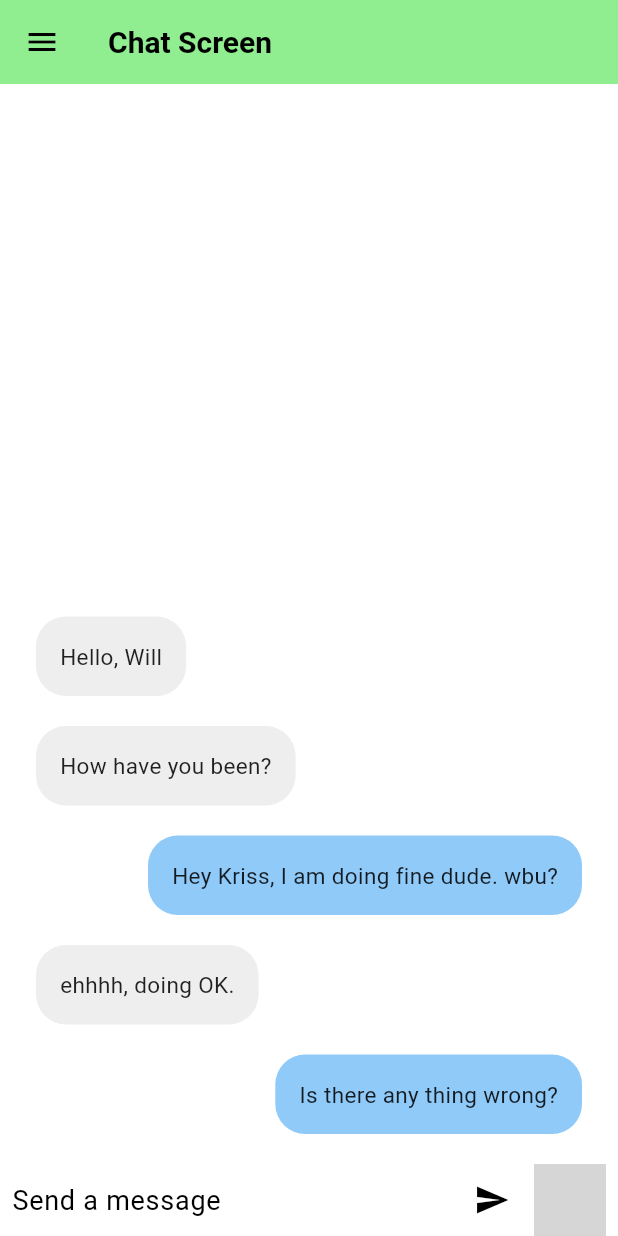
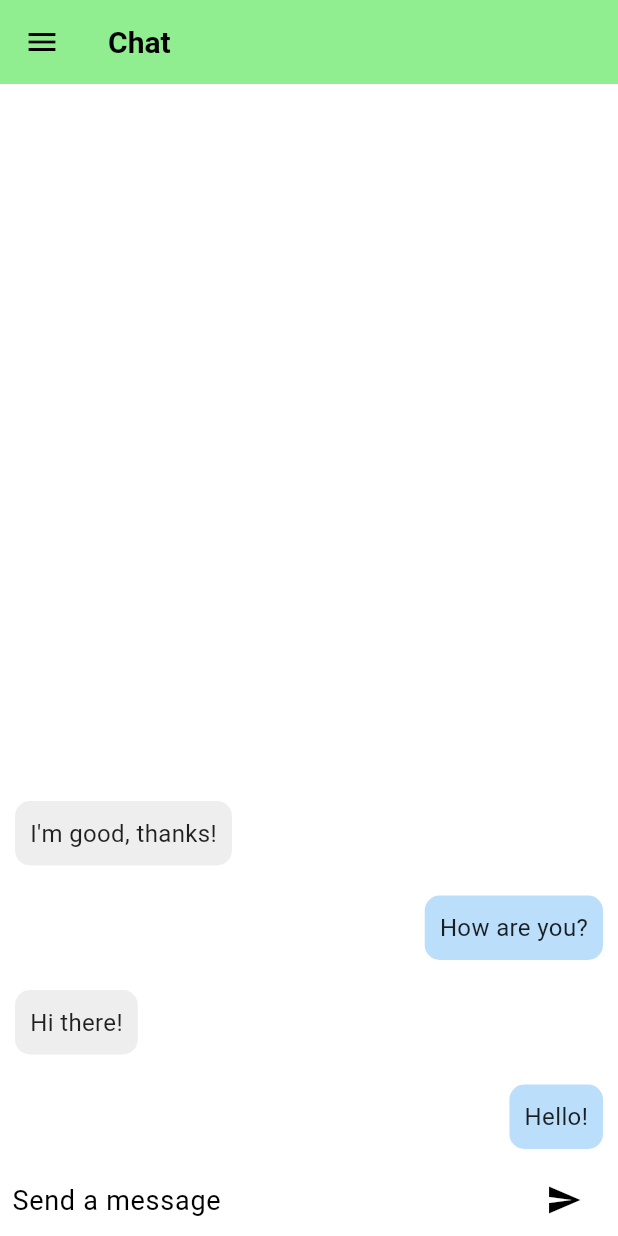
Before and after one commit to Akashs-777/fitness, a Flutter app: the ChatScreen screen opened directly, on a phone screen of 412 x 824 dp. Run offline on Flutter 3.47's test engine with Material 3 defaults, Android fonts, the phone set to English and light mode, and no system bars; our stand-ins replace flutter_gemini, shared_preferences; accounts and stored records are empty; grey boxes are pictures that could not be loaded.

```diff
--- /dev/null
+++ b/devtools_options.yaml
@@ -0,0 +1,3 @@
+description: This file stores settings for Dart & Flutter DevTools.
+documentation: https://docs.flutter.dev/tools/devtools/extensions#configure-extension-enablement-states
+extensions:
--- a/lib/screens/Forgot_Password_screen.dart
+++ b/lib/screens/Forgot_Password_screen.dart
@@ -1,7 +1,7 @@
 import 'package:flutter/material.dart';
 
 class ForgotPasswordScreen extends StatefulWidget {
-  const ForgotPasswordScreen({Key? key}) : super(key: key);
+  const ForgotPasswordScreen({super.key});
 
   @override
   _ForgotPasswordScreenState createState() => _ForgotPasswordScreenState();
--- a/lib/screens/chat_screen.dart
+++ b/lib/screens/chat_screen.dart
@@ -1,85 +1,63 @@
+// Suggested code may be subject to a license. Learn more: ~LicenseLog:1975390785.
+// Suggested code may be subject to a license. Learn more: ~LicenseLog:764376108.
+// Suggested code may be subject to a license. Learn more: ~LicenseLog:1164116620.
+
 import 'package:flutter/material.dart';
-import 'dart:math' as math;
-
 
 class ChatScreen extends StatefulWidget {
+  const ChatScreen({Key? key}) : super(key: key);
+
   @override
-  _ChatScreenState createState() => _ChatScreenState();
+  State<ChatScreen> createState() => _ChatScreenState();
 }
 
 class _ChatScreenState extends State<ChatScreen> {
   final List<ChatMessage> _messages = [
-    ChatMessage(
-      messageContent: "Hello, Will",
-      messageType: "receiver",
-    ),
-    ChatMessage(
-      messageContent: "How have you been?",
-      messageType: "receiver",
-    ),
-    ChatMessage(
-        messageContent: "Hey Kriss, I am doing fine dude. wbu?",
-        messageType: "sender"),
-    ChatMessage(
-        messageContent: "ehhhh, doing OK.", messageType: "receiver"),
-    ChatMessage(
-        messageContent: "Is there any thing wrong?", messageType: "sender"),
+    ChatMessage(text: "Hello!", sender: "user"),
+    ChatMessage(text: "Hi there!", sender: "sender"),
+    ChatMessage(text: "How are you?", sender: "user"),
+    ChatMessage(text: "I'm good, thanks!", sender: "sender"),
   ];
 
-  final TextEditingController _messageController = TextEditingController();
+  final TextEditingController _textController = TextEditingController();
 
   void _handleSubmitted(String text) {
-    _messageController.clear();
+    _textController.clear();
     setState(() {
-      _messages.add(ChatMessage(messageContent: text, messageType: "sender"));
+      _messages.insert(0, ChatMessage(text: text, sender: "user"));
     });
   }
 
   @override
   Widget build(BuildContext context) {
     return Scaffold(
+      appBar: AppBar(title: const Text('Chat')),
       drawer: Drawer(
+        backgroundColor: Theme.of(context).primaryColor,
         child: ListView(
           padding: EdgeInsets.zero,
           children: <Widget>[
-             DrawerHeader(
-              decoration: BoxDecoration(
-                  color: Theme.of(context).colorScheme.primary
-              ),
+            DrawerHeader(
+              decoration: BoxDecoration(color: Theme.of(context).primaryColor),
               child: Text(
-                'Navigation Drawer',
-                style: TextStyle(
-                  color: Colors.white,
-                  fontSize: 24,
-                ),
+                'Options',
+                style: TextStyle(color: Colors.white, fontSize: 24),
               ),
             ),
-            ListTile(
-              leading: Icon(Icons.person),
-              title: const Text('Profile'), onTap: () {}),
-            ListTile(
-              leading: Icon(Icons.food_bank),
-              title: const Text('Supplements'), onTap: () {}),
-            ListTile(
-              leading: Icon(Icons.fitness_center),
-              title: const Text('Exercise'), onTap: () {}),
+            ListTile(title: const Text('Mood Logging'), onTap: () {}),
+            ListTile(title: const Text('Journaling'), onTap: () {}),
+            ListTile(title: const Text('Log Out'), onTap: () {}),
           ],
         ),
       ),
-      appBar: AppBar(
-        title: const Text("Chat Screen"),
-      ),
       body: Column(
-        children: <Widget>[
+        children: [
           Expanded(
             child: ListView.builder(
               reverse: true,
-              padding: const EdgeInsets.all(10.0),
               itemCount: _messages.length,
-              itemBuilder: (context, index) {
-                final reversedIndex = _messages.length - 1 - index;
-                return ChatBubble(message: _messages[reversedIndex]);
-              },
+              itemBuilder:
+                  (context, index) => ChatBubble(message: _messages[index]),
             ),
           ),
           _buildTextComposer(),
@@ -92,105 +70,61 @@ class _ChatScreenState extends State<ChatScreen> {
     return Container(
       margin: const EdgeInsets.symmetric(horizontal: 8.0),
       child: Row(
-        children: <Widget>[
+        children: [
           Flexible(
             child: TextField(
-              controller: _messageController,
+              controller: _textController,
               onSubmitted: _handleSubmitted,
-              decoration:
-                  const InputDecoration.collapsed(hintText: "Send a message"),
+              decoration: const InputDecoration.collapsed(
+                hintText: 'Send a message',
+              ),
             ),
           ),
           Container(
             margin: const EdgeInsets.symmetric(horizontal: 4.0),
             child: IconButton(
-                icon: const Icon(Icons.send),
-              onPressed: () => _handleSubmitted(_messageController.text),
-              hoverColor: Colors.blue[100],
-              splashColor: Colors.blue[200],
-
+              icon: const Icon(Icons.send),
+              onPressed: () => _handleSubmitted(_textController.text),
             ),
           ),
-          const Symbol(),
         ],
-      ),
-    );
-  }
-}
-class Symbol extends StatefulWidget {
-  const Symbol({Key? key}) : super(key: key);
-  @override
-  _SymbolState createState() => _SymbolState();
-}
-class _SymbolState extends State<Symbol> with SingleTickerProviderStateMixin {
-  late AnimationController _controller;
-  bool _isHovering = false;
-  @override
-  void initState() {
-    super.initState();
-    _controller = AnimationController(vsync: this, duration: const Duration(milliseconds: 300));
-  }
-
-  @override
-  Widget build(BuildContext context) {
-    return MouseRegion(
-      onEnter: (_) => setState(() => _isHovering = true),
-      onExit: (_) => setState(() => _isHovering = false),
-      child: AnimatedBuilder(
-        animation: _controller,
-        builder: (context, child) {
-          if (_isHovering && _controller.status == AnimationStatus.dismissed) _controller.forward();
-          if (!_isHovering && _controller.status == AnimationStatus.completed) _controller.reverse();
-          return Transform.rotate(
-            angle: _controller.value * 2 * math.pi,
-            child: Icon(Icons.star, color: Color.lerp(Colors.grey, Colors.yellow, _controller.value)),
-            ),
-        },
       ),
     );
   }
 }
 
 class ChatMessage {
-  String messageContent;
-  String messageType;
-  ChatMessage({required this.messageContent, required this.messageType});
+  final String text;
+  final String sender;
+  ChatMessage({required this.text, required this.sender});
 }
 
 class ChatBubble extends StatelessWidget {
-
   final ChatMessage message;
-
   const ChatBubble({Key? key, required this.message}) : super(key: key);
 
   @override
-  void initState() {
-
-  }
-  @override
   Widget build(BuildContext context) {
-    return MouseRegion(
-      cursor: SystemMouseCursors.click,
-      child: Container(
-      padding: const EdgeInsets.only(left: 14, right: 14, top: 10, bottom: 10),
-      child: Align(
-        alignment: (message.messageType == "receiver"
-            ? Alignment.topLeft
-            : Alignment.topRight),
-        child: Container(
-          decoration: BoxDecoration(
-            borderRadius: BorderRadius.circular(20),
-            color: (message.messageType == "receiver"
-                ? Colors.grey.shade200
-                : Colors.blue[200]),
+    return Container(
+      margin: const EdgeInsets.symmetric(vertical: 10.0, horizontal: 10.0),
+      child: Row(
+        mainAxisAlignment:
+            message.sender == "user"
+                ? MainAxisAlignment.end
+                : MainAxisAlignment.start,
+        children: [
+          Container(
+            padding: const EdgeInsets.all(10.0),
+            decoration: BoxDecoration(
+              color:
+                  message.sender == "user"
+                      ? Colors.blue[100]
+                      : Colors.grey[200],
+              borderRadius: BorderRadius.circular(10.0),
+            ),
+            child: Text(message.text),
           ),
-          padding: const EdgeInsets.all(16),
-          child: Text(
-            message.messageContent,
-            style: const TextStyle(fontSize: 15),
-            ),
-          ),
-        ),
+        ],
       ),
     );
   }
```
Also changed, not shown: lib/main.dart (+8 -9 lines), lib/screens/login_screen.dart (+56 -12 lines), lib/screens/signup_screen.dart (+37 -6 lines), lib/screens/splash_screen.dart (added, +43 -0 lines), lib/services/api_service.dart (added, +74 -0 lines), pubspec.yaml (+6 -2 lines), .idx/integrations.json (added), assets/images/Logo.webp (added), pubspec.lock.
